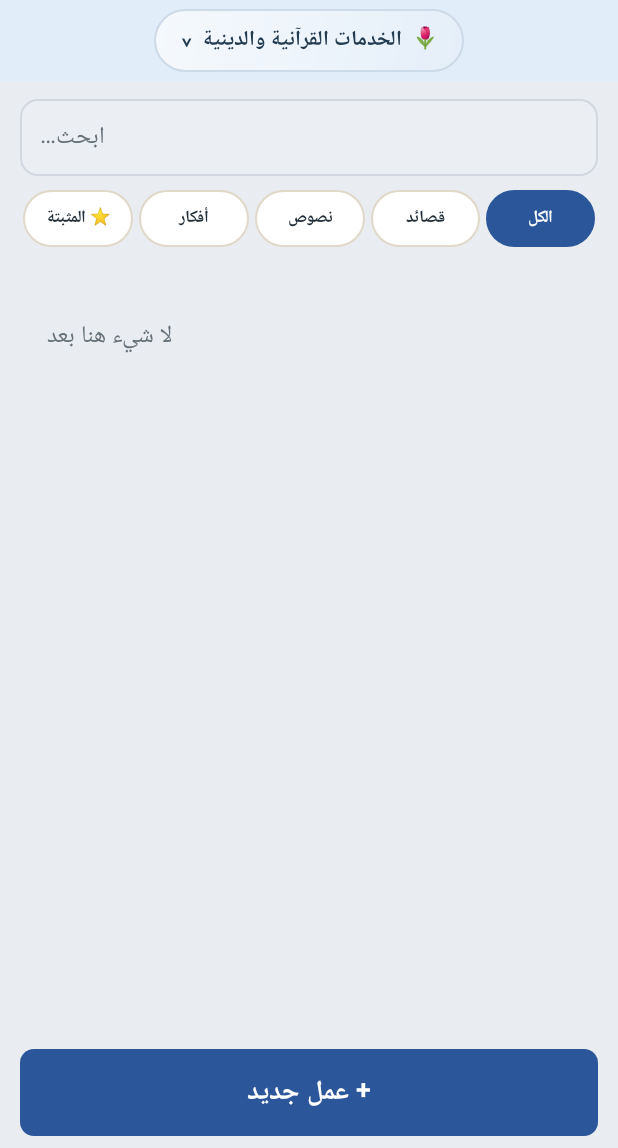
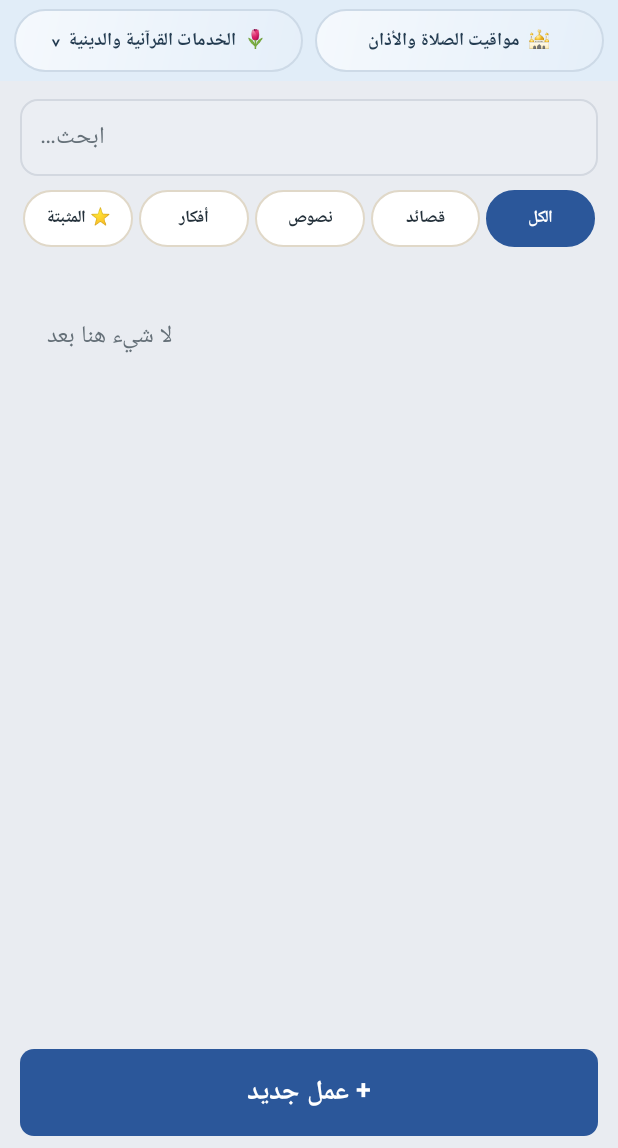
Before and after one commit to byan80543-tech/mofakira-anouar, an Android app: the screen it shows after launch (NativeNotebookActivity), on a phone screen of 412 x 824 dp, the part 88-1236 px from its top. Run offline under Robolectric (Android 15) with nearby library versions, the phone set to English and light mode, and no system bars; 5 statements that could not run were skipped.

Commit message:
Expose native prayer controls directly from the Android notebook

```diff
--- a/android/app/src/main/java/com/anwar/mofakira/NativeNotebookActivity.kt
+++ b/android/app/src/main/java/com/anwar/mofakira/NativeNotebookActivity.kt
@@ -245,6 +245,18 @@ class NativeNotebookActivity : Activity() {
             setPadding(dp(9), dp(6), dp(9), dp(6))
             setBackgroundColor(Color.rgb(225, 237, 248))
         }
+        val prayerButton = actionButton(
+            "🕌  مواقيت الصلاة والأذان",
+            Color.rgb(239, 245, 251),
+            Color.rgb(35, 59, 80)
+        ) {
+            startActivity(Intent(this@NativeNotebookActivity, NativePrayerActivity::class.java))
+        }.apply {
+            textSize = 12f
+            setPadding(dp(5), dp(8), dp(5), dp(8))
+            background = rounded(intArrayOf(Color.rgb(245, 249, 253), Color.rgb(229, 239, 249)), 25, Color.rgb(205, 218, 231))
+            contentDescription = "مواقيت الصلاة والأذان"
+        }
         val serviceButton = actionButton(
             "🌷  الخدمات القرآنية والدينية  ⌄",
             Color.rgb(239, 245, 251),
@@ -252,14 +264,17 @@ class NativeNotebookActivity : Activity() {
         ) {
             startActivity(Intent(this@NativeNotebookActivity, ReligiousGateActivity::class.java))
         }.apply {
-            textSize = 14f
-            setPadding(dp(17), dp(8), dp(17), dp(8))
+            textSize = 12f
+            setPadding(dp(5), dp(8), dp(5), dp(8))
             background = rounded(intArrayOf(Color.rgb(245, 249, 253), Color.rgb(229, 239, 249)), 25, Color.rgb(205, 218, 231))
             contentDescription = "الخدمات القرآنية والدينية"
         }
-        serviceRow.addView(serviceButton, LinearLayout.LayoutParams(
-            LinearLayout.LayoutParams.WRAP_CONTENT, dp(42)
-        ))
+        serviceRow.addView(prayerButton, LinearLayout.LayoutParams(0, dp(42), 1f).apply {
+            marginEnd = dp(4)
+        })
+        serviceRow.addView(serviceButton, LinearLayout.LayoutParams(0, dp(42), 1f).apply {
+            marginStart = dp(4)
+        })
         shell.addView(serviceRow)
 
         val scroll = ScrollView(this).apply {
```
